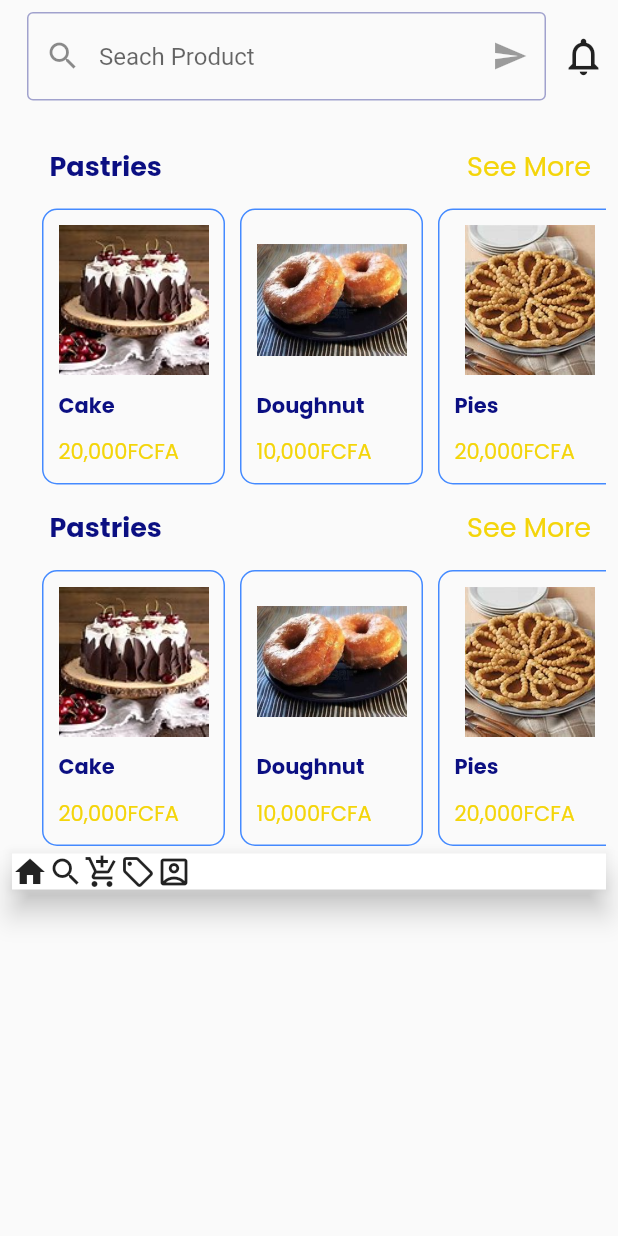
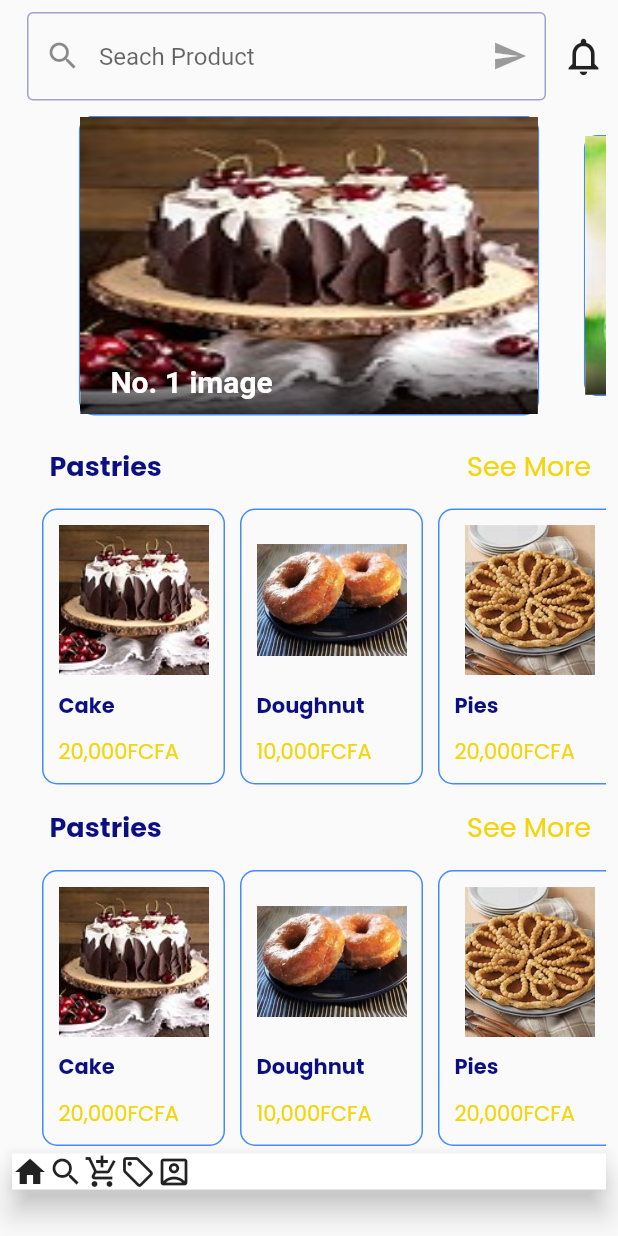
Before and after one commit to Desmond95/Intern_flutter, a Flutter app: the HomePage screen opened by its route, on a phone screen of 412 x 824 dp. Run offline on Flutter 3.47's test engine with Material 2 defaults, Android fonts, the phone set to English and light mode, and no system bars; drawn by our look-alikes of carousel_slider.

Commit message:
Update carousel_slider.dart

```diff
--- a/lib/components/carousel_slider.dart
+++ b/lib/components/carousel_slider.dart
@@ -17,3 +17,66 @@ class MyCarousel extends StatefulWidget {
 class _MyCarouselState extends State<MyCarousel> {
   @override
   Widget build(BuildContext context) {
+   return CarouselSlider(
+      options: CarouselOptions(
+        height: 200,
+        aspectRatio: 2.0,
+        enlargeCenterPage: true,
+        enableInfiniteScroll: false,
+        initialPage: 0,
+        autoPlay: true,
+      ),
+      items: [1, 2, 3].map((i) {
+        return Builder(
+          builder: (BuildContext context) {
+            return Container(
+              width: MediaQuery.of(context).size.width,
+              margin: EdgeInsets.symmetric(horizontal: 5.0),
+              decoration: BoxDecoration(
+                borderRadius: BorderRadius.circular(10.0),
+                border: Border.all(color: Colors.blueAccent),
+              ),
+              child: Stack(
+                children: [
+                  Image(
+                    image: AssetImage('images/item$i.jpg'),
+                    fit: BoxFit.fill,
+                    width: 1000,
+                    height: 1000,
+                  ),
+                  Positioned(
+                    bottom: 0.0,
+                    left: 0.0,
+                    right: 0.0,
+                    child: Container(
+                      decoration: BoxDecoration(
+                        gradient: LinearGradient(
+                          colors: [
+                            Color.fromARGB(200, 0, 0, 0),
+                            Color.fromARGB(0, 0, 0, 0)
+                          ],
+                          begin: Alignment.bottomCenter,
+                          end: Alignment.topCenter,
+                        ),
+                      ),
+                      padding: EdgeInsets.symmetric(
+                          vertical: 10.0, horizontal: 20.0),
+                      child: Text(
+                        'No. $i image',
+                        style: TextStyle(
+                          color: Colors.white,
+                          fontSize: 20.0,
+                          fontWeight: FontWeight.bold,
+                        ),
+                      ),
+                    ),
+                  ),
+                ],
+              ),
+            );
+          },
+        );
+      }).toList(),
+    );
+  }
+}
```
